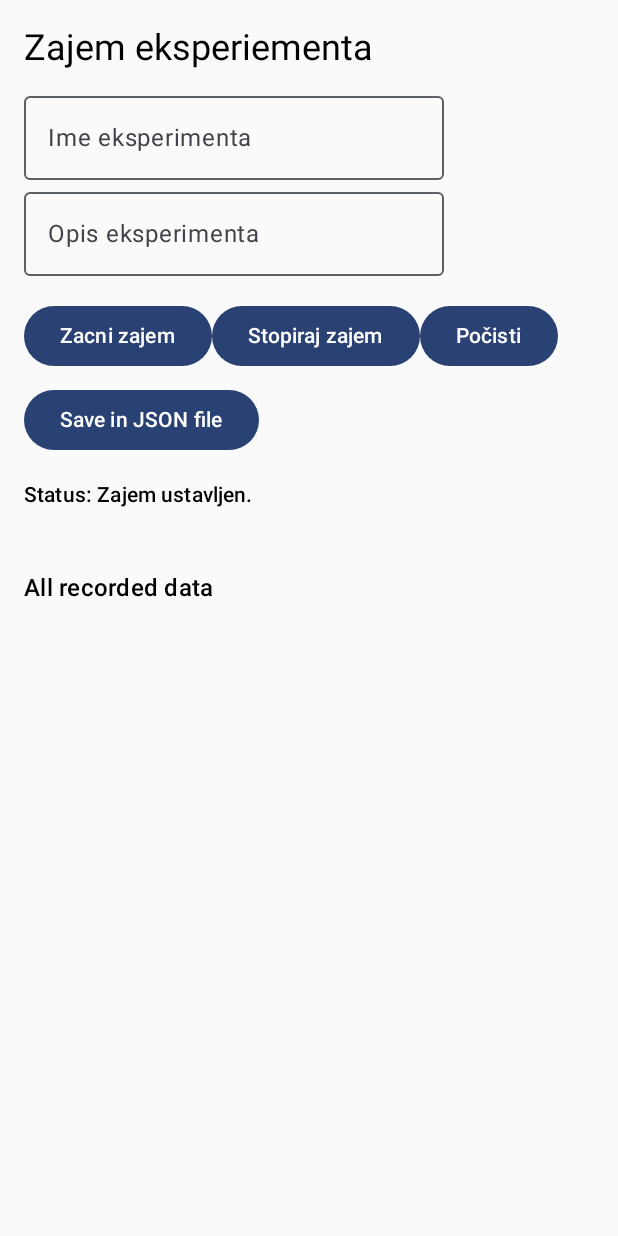
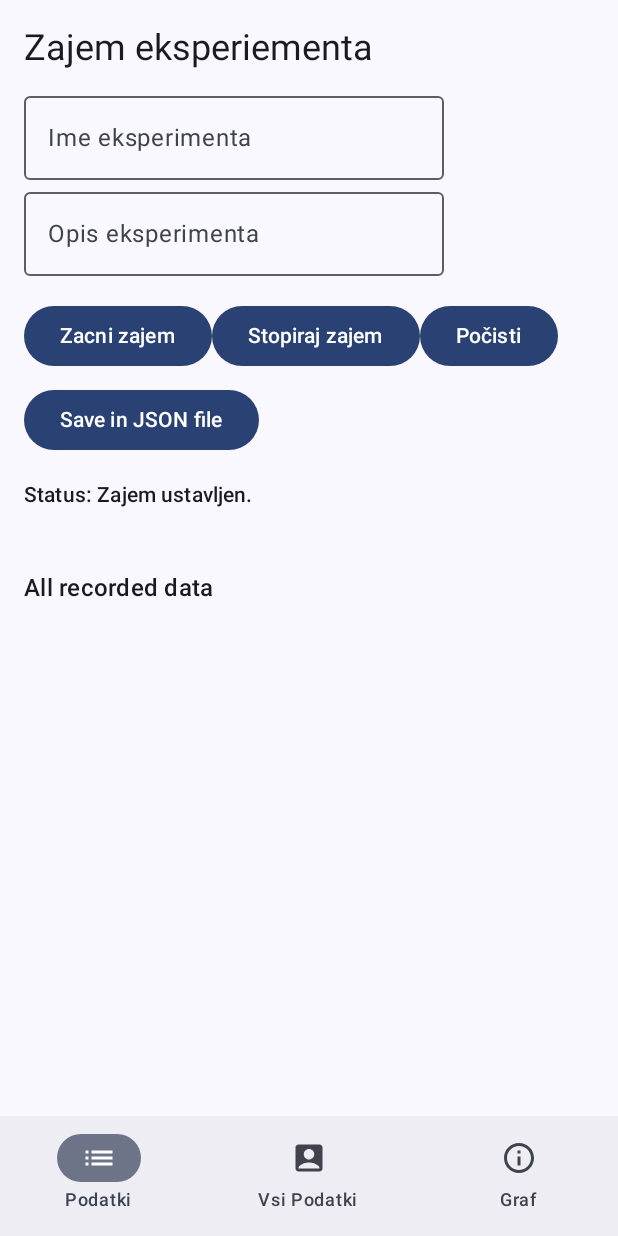
Before and after one commit to korunoskandrea/VR, an Android app built with Jetpack Compose: the screen it shows after launch (MainActivity), on a phone screen of 412 x 824 dp. Run offline under Robolectric (Android 15) with nearby library versions, the phone set to English and light mode, and no system bars.

Commit message:
List all data screen added

```diff
--- /dev/null
+++ b/app/src/main/java/com/example/sensorsvr/AppNavigation.kt
@@ -0,0 +1,39 @@
+package com.example.sensorsvr
+
+import androidx.compose.foundation.layout.padding
+import androidx.compose.material3.Scaffold
+import androidx.compose.runtime.Composable
+import androidx.lifecycle.viewmodel.compose.viewModel
+import androidx.navigation.compose.NavHost
+import androidx.compose.ui.Modifier
+import androidx.navigation.compose.composable
+import androidx.navigation.compose.rememberNavController
+import com.example.sensorsvr.ui.theme.AllDataScreen
+
+@Composable
+fun AppNavigation() {
+    val navController = rememberNavController()
+    val sensorViewModel: SensorViewModel = viewModel()
+
+    Scaffold(
+        bottomBar = {
+            BottomNavigationBar(navController)
+        }
+    ) { padding ->
+        NavHost(
+            navController = navController,
+            startDestination = "data",
+            modifier = Modifier.padding(padding)
+        ) {
+            composable("data") {
+                ExperimentSensorsApp(sensorViewModel)
+            }
+            composable("allData"){
+                AllDataScreen(sensorViewModel.getRecordedSamples())
+            }
+            composable("chart") {
+                ChartScreen(sensorViewModel.getRecordedSamples())
+            }
+        }
+    }
+}
--- /dev/null
+++ b/app/src/main/java/com/example/sensorsvr/BottomNavigationBar.kt
@@ -0,0 +1,39 @@
+package com.example.sensorsvr
+
+import androidx.compose.material.icons.Icons
+import androidx.compose.material.icons.filled.AccountBox
+import androidx.compose.material.icons.filled.List
+import androidx.compose.material.icons.outlined.Info
+import androidx.compose.material3.Icon
+import androidx.compose.material3.NavigationBar
+import androidx.compose.material3.NavigationBarItem
+import androidx.compose.material3.Text
+import androidx.compose.runtime.Composable
+import androidx.navigation.NavController
+import androidx.navigation.compose.currentBackStackEntryAsState
+
+@Composable
+fun BottomNavigationBar (navController: NavController) {
+    val currentRoute = navController.currentBackStackEntryAsState().value?.destination?.route
+
+    NavigationBar {
+        NavigationBarItem(
+            selected = currentRoute == "data",
+            onClick = { navController.navigate("data") },
+            label = { Text("Podatki") },
+            icon = { Icon(Icons.Default.List, contentDescription = null) }
+        )
+        NavigationBarItem(
+            selected = currentRoute == "allData",
+            onClick = { navController.navigate("allData") },
+            label = { Text("Vsi Podatki") },
+            icon = { Icon(Icons.Default.AccountBox, contentDescription = null) }
+        )
+        NavigationBarItem(
+            selected = currentRoute == "chart",
+            onClick = { navController.navigate("chart") },
+            label = { Text("Graf") },
+            icon = { Icon(Icons.Outlined.Info, contentDescription = null) }
+        )
+    }
+}
--- a/app/src/main/java/com/example/sensorsvr/MainActivity.kt
+++ b/app/src/main/java/com/example/sensorsvr/MainActivity.kt
@@ -21,7 +21,8 @@ class MainActivity : ComponentActivity() {
         super.onCreate(savedInstanceState)
         setContent {
             SensorsVRTheme {
-                ExperimentSensorsApp()
+               // ExperimentSensorsApp()
+                AppNavigation()
             }
         }
     }
--- /dev/null
+++ b/app/src/main/java/com/example/sensorsvr/ui/theme/AllDataScreen.kt
@@ -0,0 +1,36 @@
+package com.example.sensorsvr.ui.theme
+
+import androidx.compose.foundation.layout.Column
+import androidx.compose.foundation.layout.Spacer
+import androidx.compose.foundation.layout.fillMaxSize
+import androidx.compose.foundation.layout.height
+import androidx.compose.foundation.layout.padding
+import androidx.compose.foundation.lazy.LazyColumn
+import androidx.compose.foundation.lazy.items
+import androidx.compose.material3.Divider
+import androidx.compose.material3.HorizontalDivider
+import androidx.compose.material3.MaterialTheme
+import androidx.compose.material3.Text
+import androidx.compose.runtime.Composable
+import androidx.compose.ui.Modifier
+import androidx.compose.ui.unit.dp
+import com.example.sensorsvr.SensorData
+
+@Composable
+fun AllDataScreen (data: List<SensorData>) {
+    Column(modifier = Modifier
+        .fillMaxSize()
+        .padding(16.dp)) {
+
+        Text("📋 Vsi zbrani podatki", style = MaterialTheme.typography.headlineSmall)
+
+        Spacer(modifier = Modifier.height(16.dp))
+
+        LazyColumn {
+            items(data) { sample ->
+                Text("(${sample.sensorType}) X: ${sample.x}, Y: ${sample.y}, Z: ${sample.z} Cas ${sample.timestamp}")
+                HorizontalDivider()
+            }
+        }
+    }
+}
```
